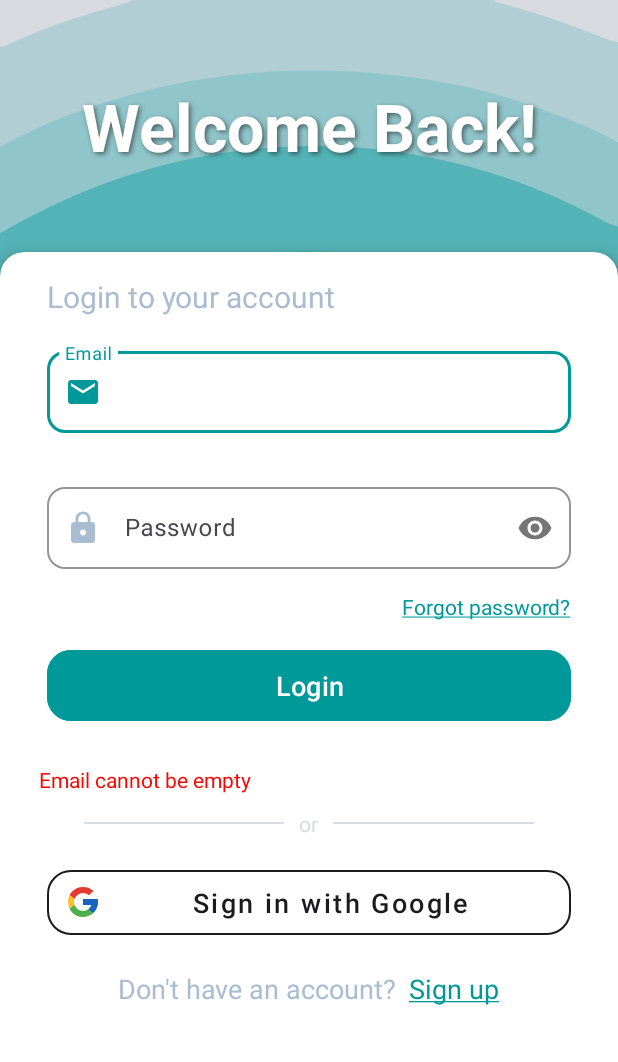
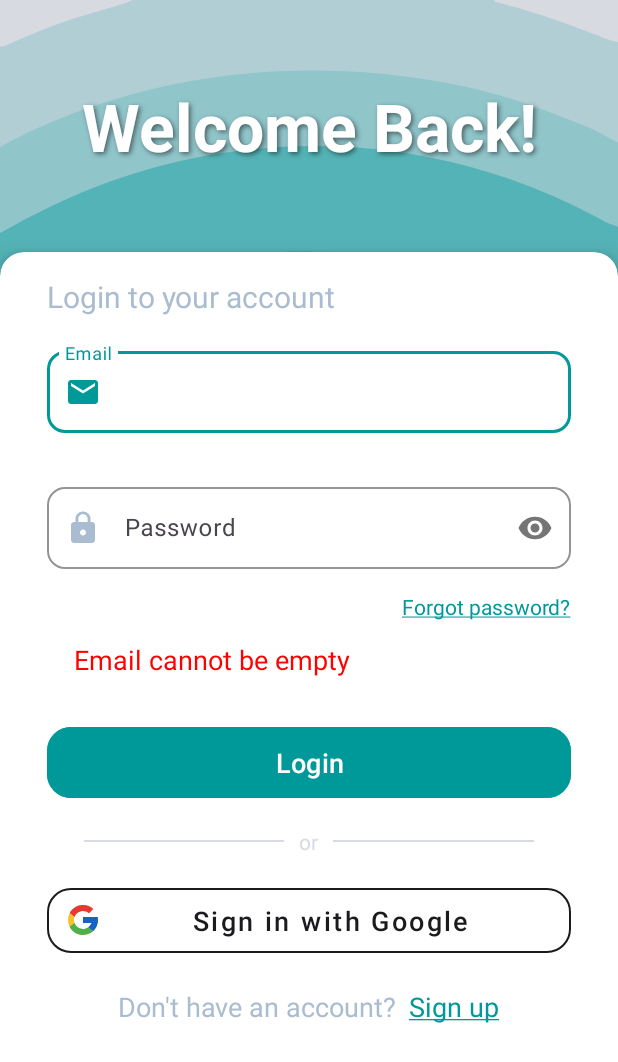
Before and after one commit to A-Skvortsov/Planetze, an Android app: the screen it shows after launch (MainActivity), after a tap on "Login", on a phone screen of 412 x 824 dp. Shown: the top 1062 px of the screen. Run offline under Robolectric (Android 15) with nearby library versions, the phone set to English and light mode, and no system bars; our stand-ins replace Firebase (no records; nobody signed in at launch, a user with empty details on screens opened directly), navigation-ui; Roboto replaces fonts that are not available here.

Commit message:
changed error boxes so they only appear once error occurs in signup, signin, and forgot password fragments

```diff
--- a/app/src/main/java/com/example/planetze/Login/LoginView.java
+++ b/app/src/main/java/com/example/planetze/Login/LoginView.java
@@ -9,6 +9,7 @@ import android.view.View;
 import android.view.ViewGroup;
 import android.widget.Button;
 import android.widget.EditText;
+import android.widget.LinearLayout;
 import android.widget.TextView;
 
 import androidx.activity.result.ActivityResult;
@@ -45,7 +46,6 @@ public class LoginView extends Fragment  {
 
     private LoginPresenter presenter;
 
-    private ActivityResult r;
 
     ActivityResultLauncher<Intent> launcher;
 
@@ -103,7 +103,16 @@ public class LoginView extends Fragment  {
     }
 
     public void setMessage(String msg) {
+
         inputError.setText(msg);
+        if (!msg.trim().isEmpty()) {
+            inputError.setTextSize(18);
+
+            LinearLayout.LayoutParams params = new LinearLayout.LayoutParams(ViewGroup.LayoutParams.WRAP_CONTENT, ViewGroup.LayoutParams.WRAP_CONTENT);
+            params.setMargins(50,20,20,20);
+            inputError.setLayoutParams(params);
+        }
+
     }
 
     public Context getViewContext() {
--- a/app/src/main/res/layout/fragment_forgot_password.xml
+++ b/app/src/main/res/layout/fragment_forgot_password.xml
@@ -89,11 +89,9 @@
                 android:id="@+id/msg"
                 android:layout_width="wrap_content"
                 android:layout_height="wrap_content"
-                android:paddingHorizontal="10dp"
-                android:layout_margin="15dp"
                 android:text=" "
                 android:textColor="#FF0000"
-                android:textSize="14sp" />
+                android:textSize="0sp" />
 
             <!-- Reset Password Button -->
             <com.google.android.material.button.MaterialButton
--- a/app/src/main/res/layout/fragment_login.xml
+++ b/app/src/main/res/layout/fragment_login.xml
@@ -145,6 +145,14 @@
                     />
                 </RelativeLayout>
 
+                <TextView
+                    android:id="@+id/error"
+                    android:layout_width="wrap_content"
+                    android:layout_height="wrap_content"
+                    android:text=""
+                    android:textColor="#FF0000"
+                    android:textSize="0sp" />
+
 
                 <!-- Login Button -->
                 <com.google.android.material.button.MaterialButton
@@ -158,15 +166,7 @@
                     android:textSize="18sp"
                     app:cornerRadius="16dp" />
 
-                <TextView
-                    android:id="@+id/error"
-                    android:layout_width="wrap_content"
-                    android:layout_height="wrap_content"
-                    android:layout_margin="10dp"
-                    android:layout_marginEnd="15dp"
-                    android:text=""
-                    android:textColor="#FF0000"
-                    android:textSize="14sp" />
+
 
                 <!-- Divider -->
                 <LinearLayout
--- a/app/src/main/res/layout/fragment_sign_up.xml
+++ b/app/src/main/res/layout/fragment_sign_up.xml
@@ -187,10 +187,9 @@
                     android:id="@+id/error"
                     android:layout_width="wrap_content"
                     android:layout_height="wrap_content"
-                    android:paddingHorizontal="10dp"
-                    android:text=" "
+                    android:text=""
                     android:textColor="#FF0000"
-                    android:textSize="14sp" />
+                    android:textSize="0sp" />
 
                 <!-- Register Button -->
                 <!-- com.google.android.material.button.MaterialButton -->
```
Also changed, not shown: app/src/main/java/com/example/planetze/ForgotPasswordFragment.java (+20 -9 lines), app/src/main/java/com/example/planetze/SignUpFragment.java (+21 -38 lines).
